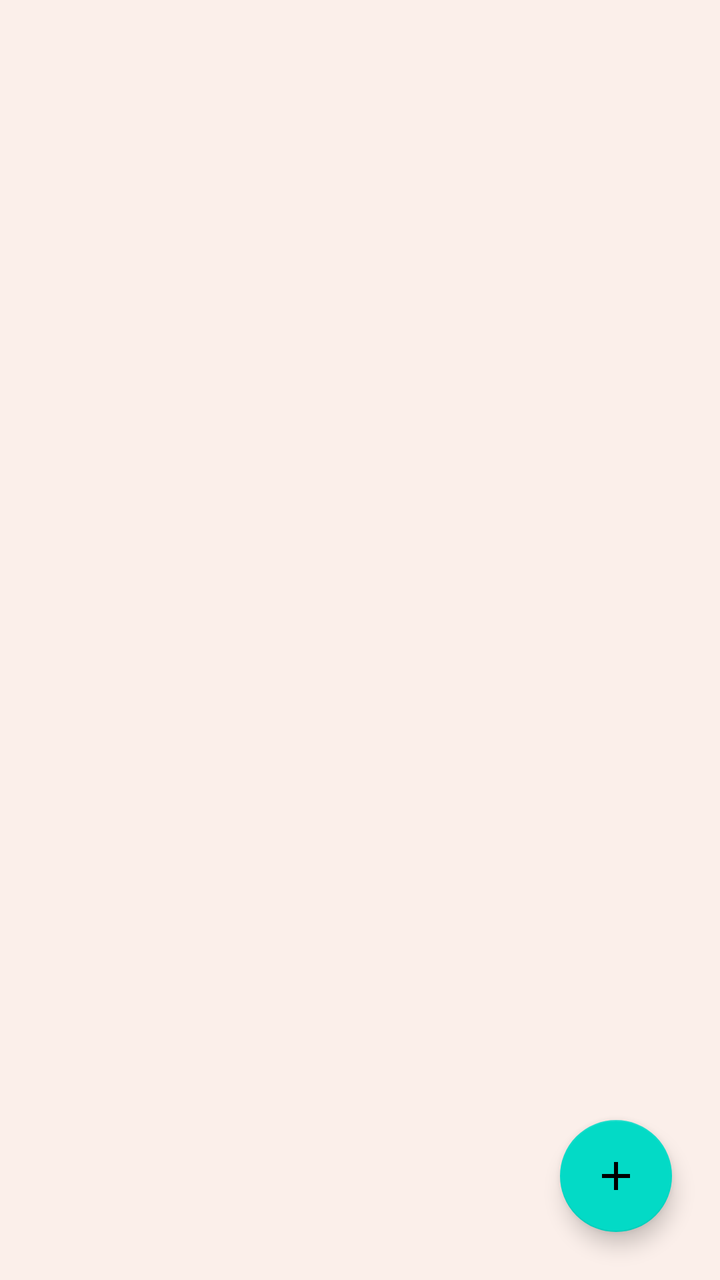
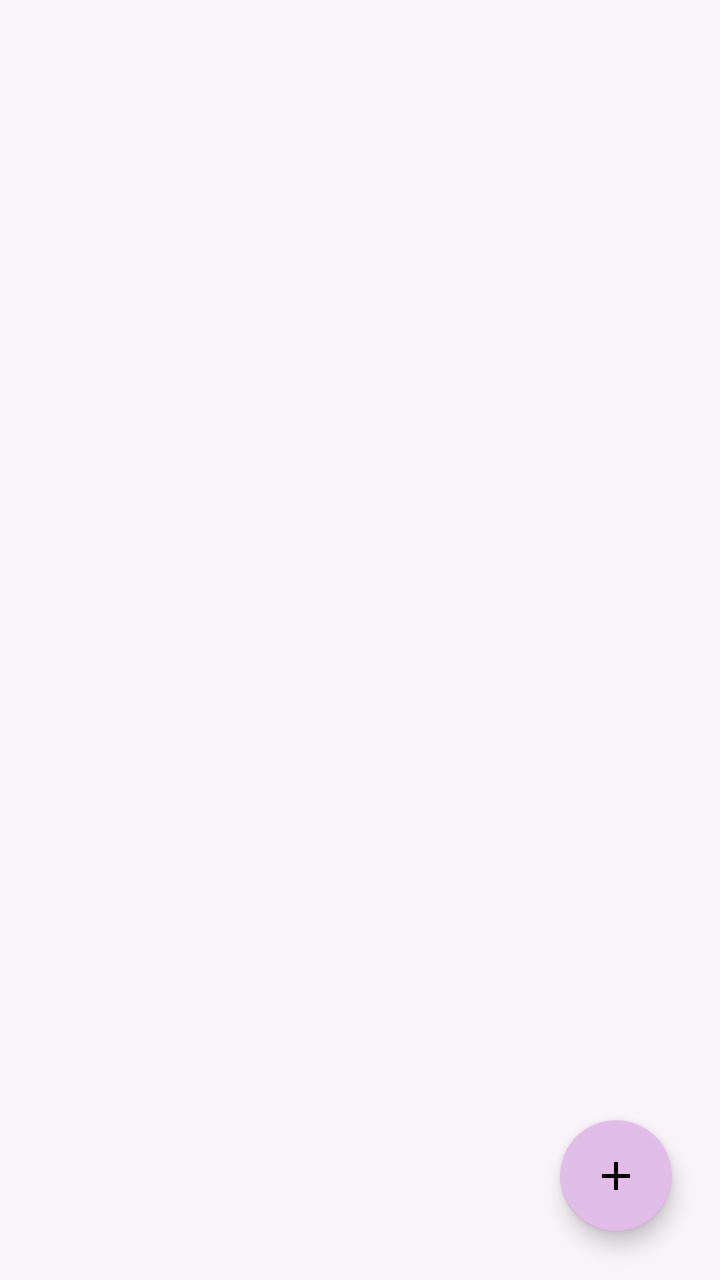

Before-and-after screenshots of an Android layout around one commit, followed by the original layout XML and the change that was made.
<!-- AndroidManifest.xml: application theme Theme.TrueDistance -->
<!-- res/layout/fragment_saved_locations.xml -->
<?xml version="1.0" encoding="utf-8"?>
<androidx.constraintlayout.widget.ConstraintLayout
    xmlns:android="http://schemas.android.com/apk/res/android"
    xmlns:app="http://schemas.android.com/apk/res-auto"
    android:layout_width="match_parent"
    android:layout_height="match_parent"
    android:background="@color/background_soft">

    <androidx.recyclerview.widget.RecyclerView
        android:id="@+id/recyclerView"
        android:layout_width="0dp"
        android:layout_height="0dp"
        android:layout_marginTop="8dp"
        app:layout_constraintTop_toTopOf="parent"
        app:layout_constraintBottom_toBottomOf="parent"
        app:layout_constraintStart_toStartOf="parent"
        app:layout_constraintEnd_toEndOf="parent" />

    <TextView
        android:id="@+id/emptyState"
        android:layout_width="wrap_content"
        android:layout_height="wrap_content"
        android:text="@string/no_saved_locations"
        android:textColor="@color/text_secondary"
        android:visibility="gone"
        app:layout_constraintTop_toTopOf="parent"
        app:layout_constraintBottom_toBottomOf="parent"
        app:layout_constraintStart_toStartOf="parent"
        app:layout_constraintEnd_toEndOf="parent" />

    <com.google.android.material.floatingactionbutton.FloatingActionButton
        android:id="@+id/addButton"
        android:layout_width="wrap_content"
        android:layout_height="wrap_content"
        android:layout_margin="24dp"
        android:src="@drawable/ic_add"
        android:contentDescription="@string/add_saved_location"
        app:layout_constraintBottom_toBottomOf="parent"
        app:layout_constraintEnd_toEndOf="parent" />

</androidx.constraintlayout.widget.ConstraintLayout>
<!-- resources referenced by this layout -->
<resources>
  <color name="background_soft">#FBEFEA</color>
  <color name="text_secondary">#6B6B6B</color>
  <!-- drawable ic_add (drawable) -->
  <?xml version="1.0" encoding="utf-8"?>
  <vector xmlns:android="http://schemas.android.com/apk/res/android"
      android:width="24dp"
      android:height="24dp"
      android:viewportWidth="24"
      android:viewportHeight="24"
      android:tint="@color/text_primary">
      <path
          android:fillColor="@android:color/white"
          android:pathData="M19,13h-6v6h-2v-6H5v-2h6V5h2v6h6V13z" />
  </vector>
  <string name="add_saved_location">Add saved location</string>
  <string name="no_saved_locations">No saved locations yet</string>
  <style name="Theme.TrueDistance" parent="Theme.MaterialComponents.DayNight.NoActionBar">
          <item name="colorPrimary">@color/accent_warm</item>
          <item name="android:windowBackground">@color/background_soft</item>
      </style>
  <color name="text_primary">#1A1A1A</color>
  <color name="accent_warm">#E85D4B</color>
</resources>

<!-- the commit's change to res/layout/fragment_saved_locations.xml (unified diff, before → after) -->
@@ -10,11 +10,13 @@
         android:id="@+id/recyclerView"
         android:layout_width="0dp"
         android:layout_height="0dp"
-        android:layout_marginTop="8dp"
+        android:paddingTop="8dp"
+        android:clipToPadding="false"
         app:layout_constraintTop_toTopOf="parent"
         app:layout_constraintBottom_toBottomOf="parent"
         app:layout_constraintStart_toStartOf="parent"
-        app:layout_constraintEnd_toEndOf="parent" />
+        app:layout_constraintEnd_toEndOf="parent"
+        app:layout_constraintWidth_max="600dp" />
 
     <TextView
         android:id="@+id/emptyState"
@@ -36,6 +38,6 @@
         android:src="@drawable/ic_add"
         android:contentDescription="@string/add_saved_location"
         app:layout_constraintBottom_toBottomOf="parent"
-        app:layout_constraintEnd_toEndOf="parent" />
+        app:layout_constraintEnd_toEndOf="@id/recyclerView" />
 
 </androidx.constraintlayout.widget.ConstraintLayout>
<!-- resource entries referenced after the edit -->
@@ -1,7 +1,7 @@
 <!-- resources referenced by this layout -->
 <resources>
-  <color name="background_soft">#FBEFEA</color>
-  <color name="text_secondary">#6B6B6B</color>
+  <color name="background_soft">#F9F4F8</color>
+  <color name="text_secondary">#90A4AE</color>
   <!-- drawable ic_add (drawable) -->
   <?xml version="1.0" encoding="utf-8"?>
   <vector xmlns:android="http://schemas.android.com/apk/res/android"
@@ -14,13 +14,48 @@
           android:fillColor="@android:color/white"
           android:pathData="M19,13h-6v6h-2v-6H5v-2h6V5h2v6h6V13z" />
   </vector>
-  <string name="add_saved_location">Add saved location</string>
-  <string name="no_saved_locations">No saved locations yet</string>
+  <string name="add_saved_location">Save New Location</string>
+  <string name="no_saved_locations">No Saved Locations Yet</string>
   <style name="Theme.TrueDistance" parent="Theme.MaterialComponents.DayNight.NoActionBar">
-          <item name="colorPrimary">@color/accent_warm</item>
+          <item name="colorPrimary">@color/primary_violet</item>
+          <item name="colorPrimaryVariant">@color/primary_violet</item>
+          <item name="colorSecondary">@color/primary_lavender</item>
           <item name="android:windowBackground">@color/background_soft</item>
+  
+          
+          <item name="materialAlertDialogTheme">@style/Theme.TrueDistance.Dialog</item>
+  
+          
+          <item name="materialButtonStyle">@style/Widget.App.Button</item>
+          <item name="bottomNavigationStyle">@style/Widget.App.BottomNavigationView</item>
       </style>
-  <color name="text_primary">#1A1A1A</color>
-  <color name="accent_warm">#E85D4B</color>
+  <color name="text_primary">#37474F</color>
+  <color name="primary_violet">#7C4DFF</color>
+  <color name="primary_lavender">#E1BEE7</color>
+  <style name="Theme.TrueDistance.Dialog" parent="ThemeOverlay.MaterialComponents.MaterialAlertDialog">
+          <item name="shapeAppearanceOverlay">@style/ShapeAppearance.App.Dialog</item>
+          <item name="android:background">@color/card_white</item>
+          <item name="buttonBarPositiveButtonStyle">@style/Widget.App.Button.Text</item>
+          <item name="buttonBarNegativeButtonStyle">@style/Widget.App.Button.Text</item>
+      </style>
+  <style name="Widget.App.Button" parent="Widget.MaterialComponents.Button">
+          <item name="cornerRadius">12dp</item>
+          <item name="backgroundTint">@color/primary_violet</item>
+          <item name="android:insetTop">0dp</item>
+          <item name="android:insetBottom">0dp</item>
+      </style>
+  <style name="Widget.App.BottomNavigationView" parent="Widget.MaterialComponents.BottomNavigationView">
+          <item name="itemIconTint">@color/nav_item_color_state</item>
+          <item name="itemTextColor">@color/nav_item_color_state</item>
+          <item name="backgroundTint">@null</item>
+          <item name="elevation">8dp</item>
+      </style>
+  <style name="ShapeAppearance.App.Dialog" parent="">
+          <item name="cornerSize">24dp</item>
+      </style>
+  <color name="card_white">#FFFFFF</color>
+  <style name="Widget.App.Button.Text" parent="Widget.MaterialComponents.Button.TextButton">
+          <item name="android:textColor">@color/primary_violet</item>
+      </style>
 </resources>
 
